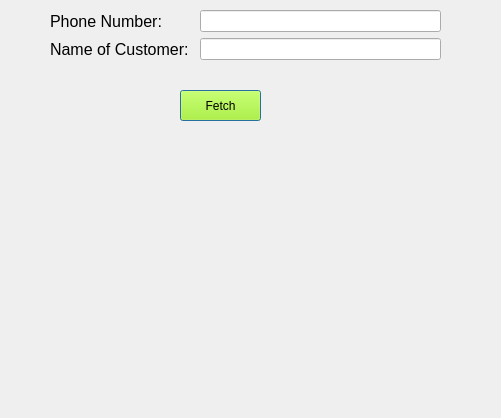
Before: the Qt Designer form billing_system2/sell.ui in ritikajha/billing_system, drawn with Qt 5.
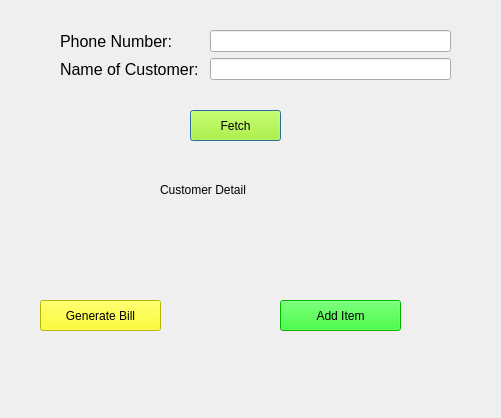
After: the same form once the commit is applied.

Patch:
```diff
--- a/billing_system2/sell.ui
+++ b/billing_system2/sell.ui
@@ -16,8 +16,8 @@
   <widget class="QWidget" name="formLayoutWidget">
    <property name="geometry">
     <rect>
-     <x>50</x>
-     <y>10</y>
+     <x>60</x>
+     <y>30</y>
      <width>391</width>
      <height>57</height>
     </rect>
@@ -84,9 +84,9 @@
   <widget class="QPushButton" name="btnFETCH">
    <property name="geometry">
     <rect>
-     <x>180</x>
-     <y>90</y>
-     <width>81</width>
+     <x>190</x>
+     <y>110</y>
+     <width>91</width>
      <height>31</height>
     </rect>
    </property>
@@ -114,7 +114,7 @@
   <widget class="QLabel" name="lblInfo">
    <property name="geometry">
     <rect>
-     <x>150</x>
+     <x>140</x>
      <y>390</y>
      <width>261</width>
      <height>20</height>
@@ -130,9 +130,9 @@
   <widget class="QLabel" name="label_name">
    <property name="geometry">
     <rect>
-     <x>50</x>
-     <y>150</y>
-     <width>191</width>
+     <x>90</x>
+     <y>220</y>
+     <width>151</width>
      <height>31</height>
     </rect>
    </property>
@@ -143,9 +143,9 @@
   <widget class="QLabel" name="label_phone">
    <property name="geometry">
     <rect>
-     <x>260</x>
-     <y>150</y>
-     <width>231</width>
+     <x>280</x>
+     <y>220</y>
+     <width>161</width>
      <height>31</height>
     </rect>
    </property>
@@ -153,6 +153,82 @@
     <string/>
    </property>
   </widget>
+  <widget class="QLabel" name="label_3">
+   <property name="geometry">
+    <rect>
+     <x>160</x>
+     <y>180</y>
+     <width>201</width>
+     <height>20</height>
+    </rect>
+   </property>
+   <property name="styleSheet">
+    <string notr="true">font: 12pt &quot;MS Shell Dlg 2&quot;; color: rgb(0, 0, 256);</string>
+   </property>
+   <property name="text">
+    <string>Customer Detail</string>
+   </property>
+  </widget>
+  <widget class="QPushButton" name="btnGENERATE">
+   <property name="geometry">
+    <rect>
+     <x>40</x>
+     <y>300</y>
+     <width>121</width>
+     <height>31</height>
+    </rect>
+   </property>
+   <property name="font">
+    <font>
+     <pointsize>9</pointsize>
+    </font>
+   </property>
+   <property name="autoFillBackground">
+    <bool>false</bool>
+   </property>
+   <property name="styleSheet">
+    <string notr="true">background-color: rgb(255, 255, 0);</string>
+   </property>
+   <property name="text">
+    <string>Generate Bill</string>
+   </property>
+   <property name="default">
+    <bool>false</bool>
+   </property>
+   <property name="flat">
+    <bool>false</bool>
+   </property>
+  </widget>
+  <widget class="QPushButton" name="btnADD">
+   <property name="geometry">
+    <rect>
+     <x>280</x>
+     <y>300</y>
+     <width>121</width>
+     <height>31</height>
+    </rect>
+   </property>
+   <property name="font">
+    <font>
+     <pointsize>9</pointsize>
+    </font>
+   </property>
+   <property name="autoFillBackground">
+    <bool>false</bool>
+   </property>
+   <property name="styleSheet">
+    <string notr="true">background-color: rgb(0, 255, 0);</string>
+   </property>
+   <property name="text">
+    <string>Add Item</string>
+   </property>
+   <property name="default">
+    <bool>false</bool>
+   </property>
+   <property name="flat">
+    <bool>false</bool>
+   </property>
+  </widget>
  </widget>
  <resources/>
  <connections/>
```
Left out of the diff: 2 changed lines with no effect on the pictures.
